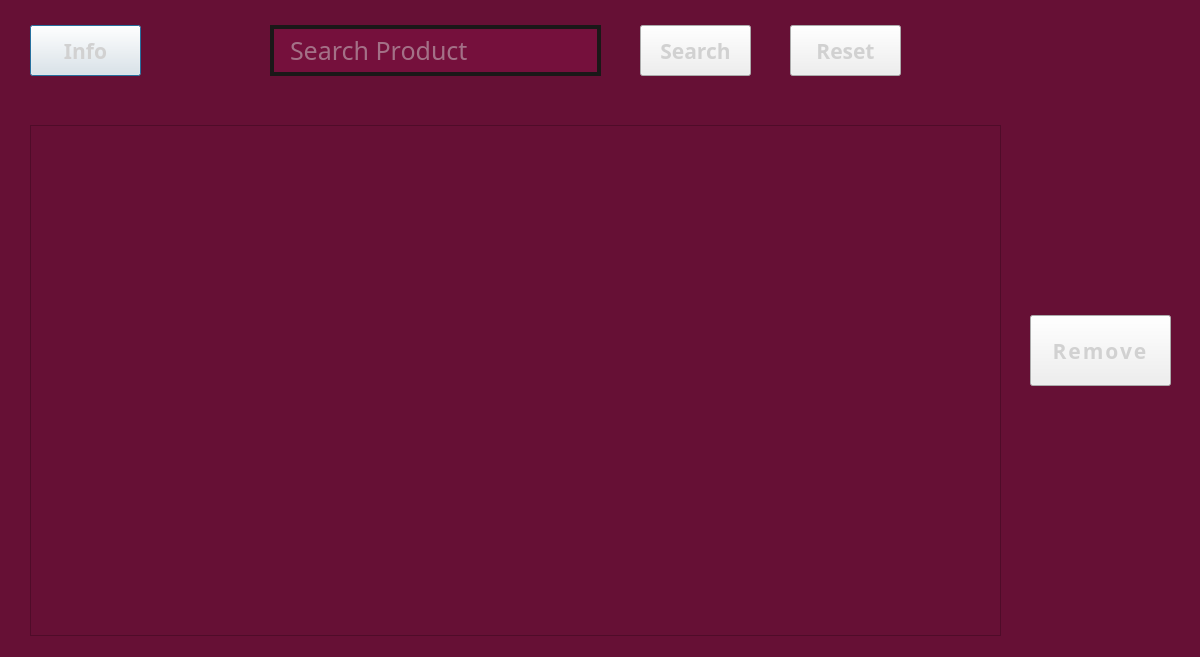
This is SweetsStore/view_cart_dialog.ui in vince-exe/SweetsStore as Qt 5 draws it before an edit. The edited form follows.
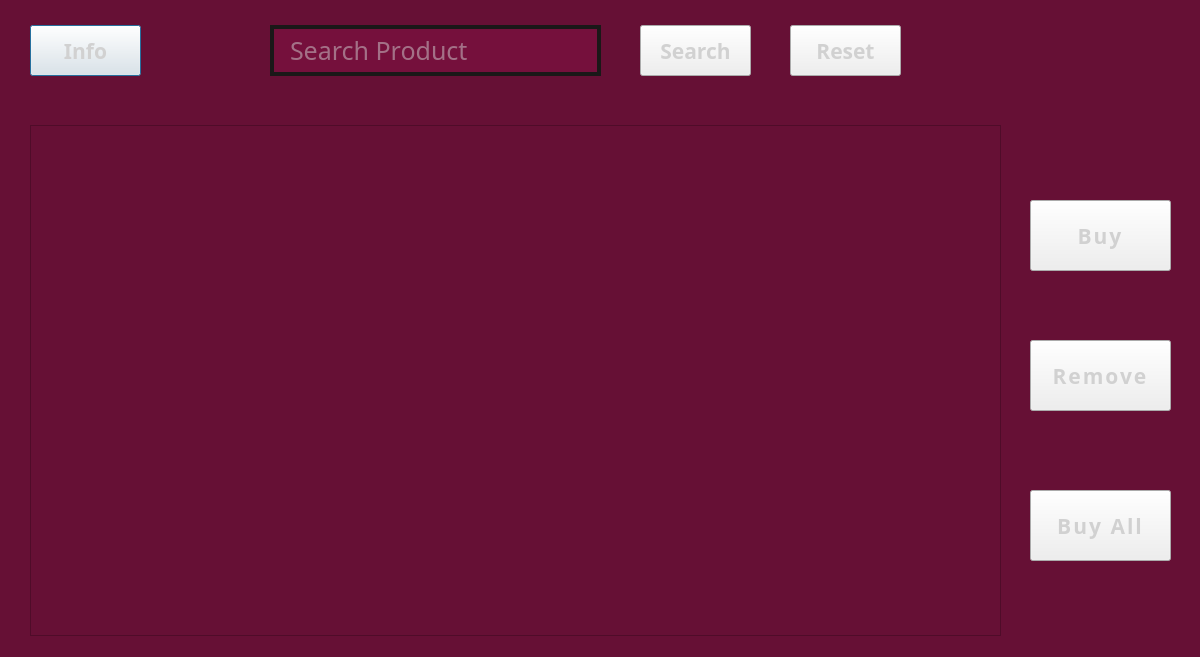
This is the edited form.

```diff
--- a/SweetsStore/view_cart_dialog.ui
+++ b/SweetsStore/view_cart_dialog.ui
@@ -193,7 +193,7 @@
    <property name="geometry">
     <rect>
      <x>1030</x>
-     <y>315</y>
+     <y>340</y>
      <width>141</width>
      <height>71</height>
     </rect>
@@ -284,6 +284,70 @@
     <string/>
    </property>
   </widget>
+  <widget class="QPushButton" name="buySelectedBtn">
+   <property name="geometry">
+    <rect>
+     <x>1030</x>
+     <y>200</y>
+     <width>141</width>
+     <height>71</height>
+    </rect>
+   </property>
+   <property name="font">
+    <font>
+     <family>HP Simplified Jpan</family>
+     <pointsize>16</pointsize>
+     <bold>true</bold>
+    </font>
+   </property>
+   <property name="styleSheet">
+    <string notr="true">QPushButton {
+background: '#75103c';
+color: rgb(209, 209, 209);
+border: 4px solid '#1a1818';
+letter-spacing: 2px;
+}
+
+QPushButton::hover {
+background-color: rgb(84, 13, 43);
+}</string>
+   </property>
+   <property name="text">
+    <string>Buy</string>
+   </property>
+  </widget>
+  <widget class="QPushButton" name="buyAllBtn">
+   <property name="geometry">
+    <rect>
+     <x>1030</x>
+     <y>490</y>
+     <width>141</width>
+     <height>71</height>
+    </rect>
+   </property>
+   <property name="font">
+    <font>
+     <family>HP Simplified Jpan</family>
+     <pointsize>16</pointsize>
+     <bold>true</bold>
+    </font>
+   </property>
+   <property name="styleSheet">
+    <string notr="true">QPushButton {
+background: '#75103c';
+color: rgb(209, 209, 209);
+border: 4px solid '#1a1818';
+letter-spacing: 2px;
+}
+
+QPushButton::hover {
+background-color: rgb(84, 13, 43);
+}</string>
+   </property>
+   <property name="text">
+    <string>Buy All</string>
+   </property>
+  </widget>
  </widget>
  <resources/>
  <connections/>
```
